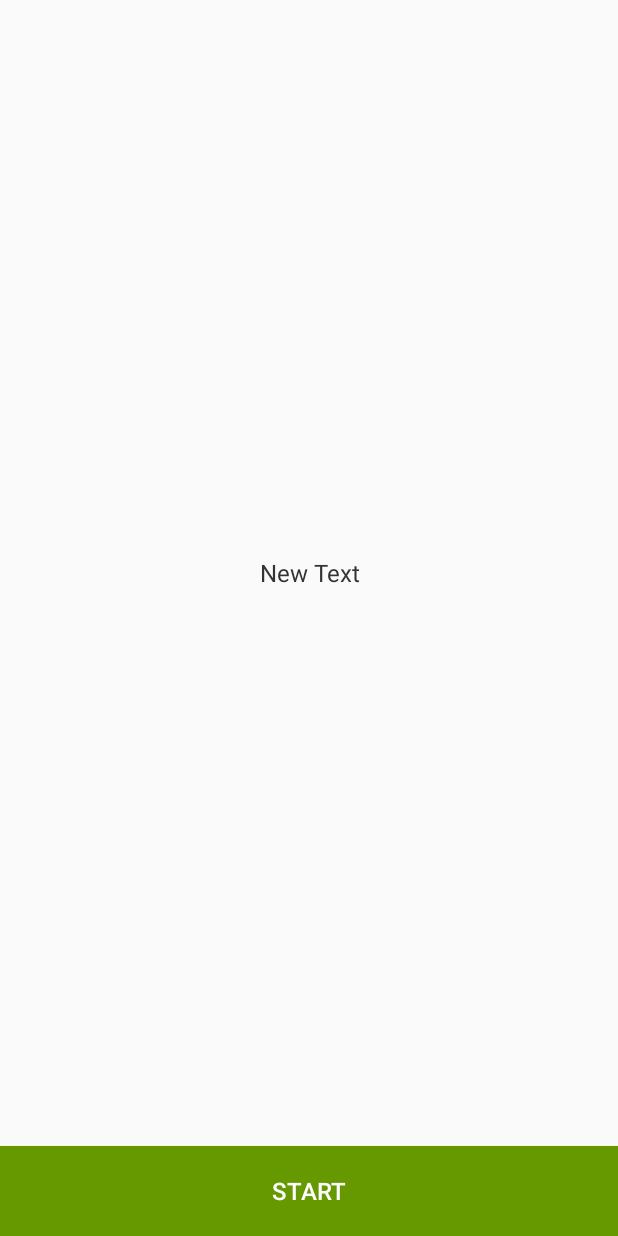
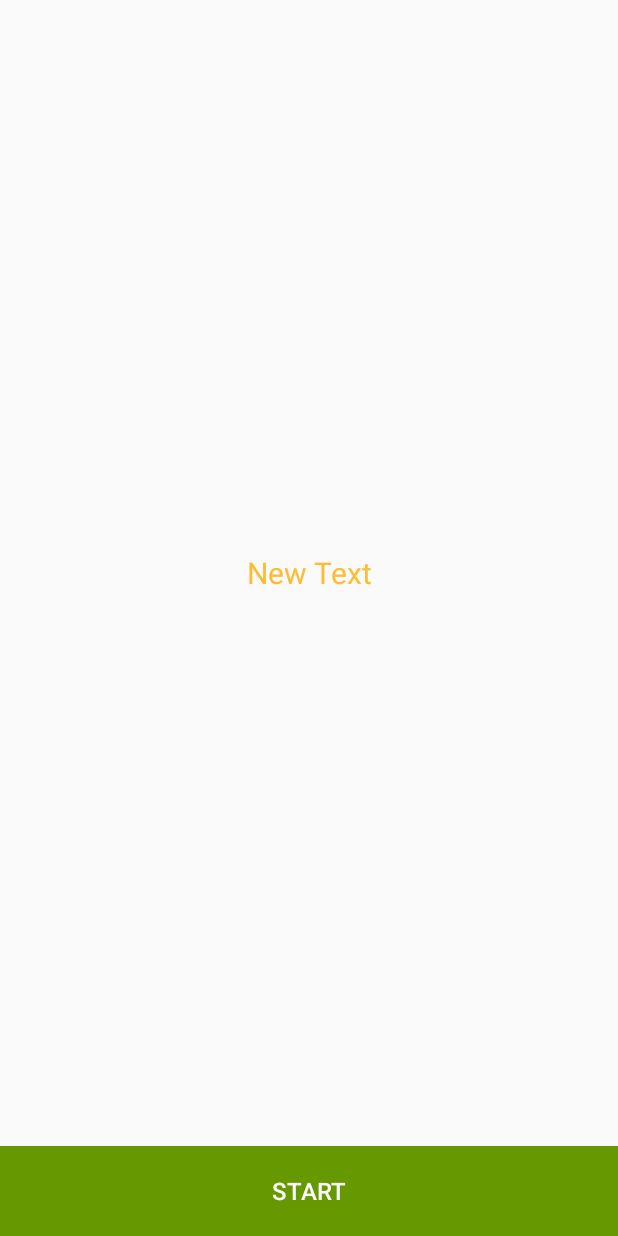
Before and after one commit to Murima/CensusApp, an Android app: the layout fragment_start.xml on its own in the app's theme, with its tools: preview values and no code run, on a phone screen of 412 x 824 dp. Run offline under Robolectric (Android 15) with nearby library versions, the phone set to English and light mode, and no system bars.

Commit message:
fixed for submssion errors

```diff
--- a/app/src/main/assets/information_for_females_above_12yrs.json
+++ b/app/src/main/assets/information_for_females_above_12yrs.json
@@ -1,6 +1,6 @@
 {
   "survey_properties": {
-    "intro_message": "Category: ",
+    "intro_message": "Category:",
     "end_message": "Category complete please open the next category",
     "skip_intro": false
   },
--- a/app/src/main/assets/information_for_persons_above_3yrs.json
+++ b/app/src/main/assets/information_for_persons_above_3yrs.json
@@ -13,9 +13,9 @@
       "required": false,
       "random_choices": true,
       "choices": [
-        "At school/ learning institution",
-        "Finished or left school/learning institution",
-        "Never went to school/ learning institution",
+        "At learning institution",
+        "Left School",
+        "Never went to school",
         "Dont Know"
       ]
     },
--- a/app/src/main/java/com/example/knbs/censusapp/EnumeratorHomeActivity.java
+++ b/app/src/main/java/com/example/knbs/censusapp/EnumeratorHomeActivity.java
@@ -145,6 +145,7 @@ public class EnumeratorHomeActivity extends AppCompatActivity
             case R.id.tvTaskList:
                 Intent taskList = new Intent(this, TaskLIstActivity.class);
                 startActivity(taskList);
+                break;
             default:
                 Log.i("DEFAULT ONCLICK OPT","This is default switch mode");
                 break;
--- a/app/src/main/java/com/example/knbs/censusapp/TaskLIstActivity.java
+++ b/app/src/main/java/com/example/knbs/censusapp/TaskLIstActivity.java
@@ -100,11 +100,6 @@ public class TaskLIstActivity extends AppCompatActivity {
     private void renderScreen(List<TaskModel> taskDetails){
         Log.d(TAG, "in renderScreen");
 
-       /* ArrayAdapter adapter = new ArrayAdapter<>(this, R.layout.task_cell, taskDetails);
-        adapter.clear();
-        adapter.addAll(taskDetails);
-        lvTaskList.setAdapter(adapter);*/
-
         TaskModel [] array = new TaskModel[taskDetails.size()];
         for(int i = 0; i < taskDetails.size(); i++) array[i] = taskDetails.get(i);
 
--- a/build.gradle
+++ b/build.gradle
@@ -18,6 +18,7 @@ allprojects {
     repositories {
         jcenter()
     }
+
 }
 
 task clean(type: Delete) {
--- a/surveylib/src/main/res/layout/footer.xml
+++ b/surveylib/src/main/res/layout/footer.xml
@@ -10,7 +10,7 @@
         android:text="@string/xcontinue"
         android:id="@+id/button_continue"
         android:layout_gravity="center_horizontal"
-        android:background="#669900"
+        android:background="#b37700"
         android:textColor="#FFF"
         android:textSize="16sp" />
 </LinearLayout>
--- a/surveylib/src/main/res/layout/fragment_start.xml
+++ b/surveylib/src/main/res/layout/fragment_start.xml
@@ -31,9 +31,9 @@
             android:layout_height="wrap_content"
             android:text="New Text"
             android:id="@+id/textView_start"
-            android:textColor="#333"
+            android:textColor="#ffbb33"
             android:gravity="center"
-            android:textSize="16sp"
+            android:textSize="20sp"
             android:layout_gravity="center"
             android:padding="16dp" />
     </ScrollView>
--- a/surveylib/src/main/res/layout/fragment_text_simple.xml
+++ b/surveylib/src/main/res/layout/fragment_text_simple.xml
@@ -43,7 +43,9 @@
     <include
         layout="@layout/footer"
         android:layout_width="match_parent"
-        android:layout_height="wrap_content"></include>
+        android:layout_height="wrap_content">
+
+    </include>
 
 
 </LinearLayout>
```
Also changed, not shown: app/src/main/java/com/example/knbs/censusapp/adapters/TasksAdapter.java (+13 -5 lines).
